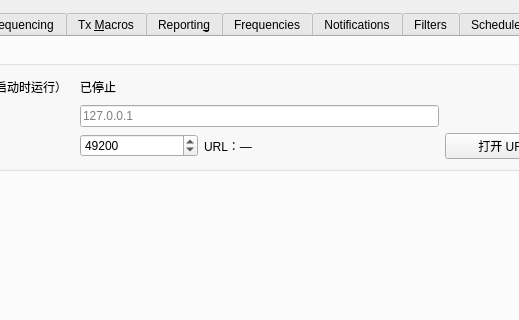
First picture: the form in Configuration.ui, repository iCassius/JTDX_mod, before the edit; both pictures show x 137 to 656 and y 0 to 320 of the 858 by 691 pixel window.
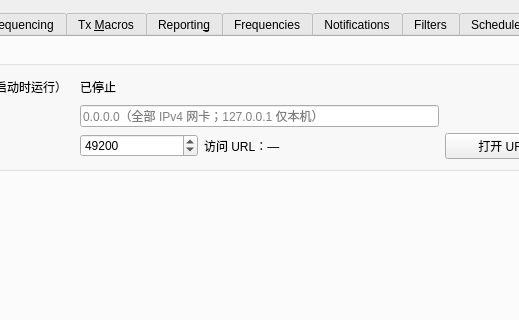
Second picture: the form after the edit. The open tabs and pages were chosen to show the change.

Commit message: Web UI：默认 IPv4 监听并按默认路由显示地址

```diff
--- a/Configuration.ui
+++ b/Configuration.ui
@@ -7591,10 +7591,10 @@
           <item row="0" column="0"><widget class="QCheckBox" name="web_ui_enabled_check_box"><property name="text"><string>允许 Web UI（启动时运行）</string></property></widget></item>
           <item row="0" column="1" colspan="3"><widget class="QLabel" name="web_ui_status_label"><property name="text"><string>已停止</string></property></widget></item>
           <item row="1" column="0"><widget class="QLabel" name="web_ui_bind_label"><property name="text"><string>监听地址：</string></property></widget></item>
-          <item row="1" column="1" colspan="3"><widget class="QLineEdit" name="web_ui_bind_address_line_edit"><property name="placeholderText"><string>127.0.0.1</string></property></widget></item>
+          <item row="1" column="1" colspan="3"><widget class="QLineEdit" name="web_ui_bind_address_line_edit"><property name="toolTip"><string>默认 0.0.0.0 监听所有 IPv4 网卡；填写 127.0.0.1 可限制为仅本机。已有配置会保留，不会静默迁移。</string></property><property name="placeholderText"><string>0.0.0.0（全部 IPv4 网卡；127.0.0.1 仅本机）</string></property></widget></item>
           <item row="2" column="0"><widget class="QCheckBox" name="web_ui_automatic_port_check_box"><property name="text"><string>自动 TCP 端口</string></property></widget></item>
           <item row="2" column="1"><widget class="QSpinBox" name="web_ui_port_spin_box"><property name="minimum"><number>1024</number></property><property name="maximum"><number>65535</number></property><property name="value"><number>49200</number></property></widget></item>
-          <item row="2" column="2" colspan="2"><widget class="QLabel" name="web_ui_url_label"><property name="text"><string>URL：—</string></property><property name="textInteractionFlags"><set>Qt::TextSelectableByMouse</set></property></widget></item>
+          <item row="2" column="2" colspan="2"><widget class="QLabel" name="web_ui_url_label"><property name="text"><string>访问 URL：—</string></property><property name="textInteractionFlags"><set>Qt::TextSelectableByMouse</set></property></widget></item>
           <item row="2" column="4"><widget class="QPushButton" name="web_ui_open_push_button"><property name="text"><string>打开 URL</string></property></widget></item>
           <item row="2" column="5"><widget class="QPushButton" name="web_ui_restart_push_button"><property name="text"><string>重启服务</string></property></widget></item>
          </layout>
```
The commit also changes 13 other files.
